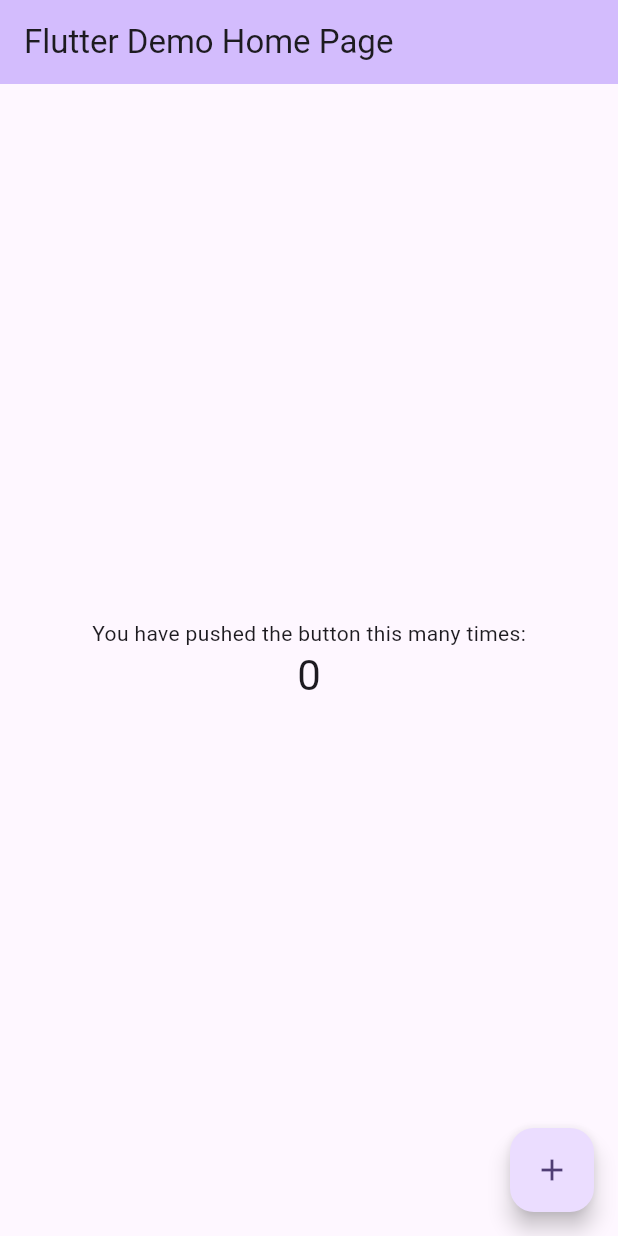
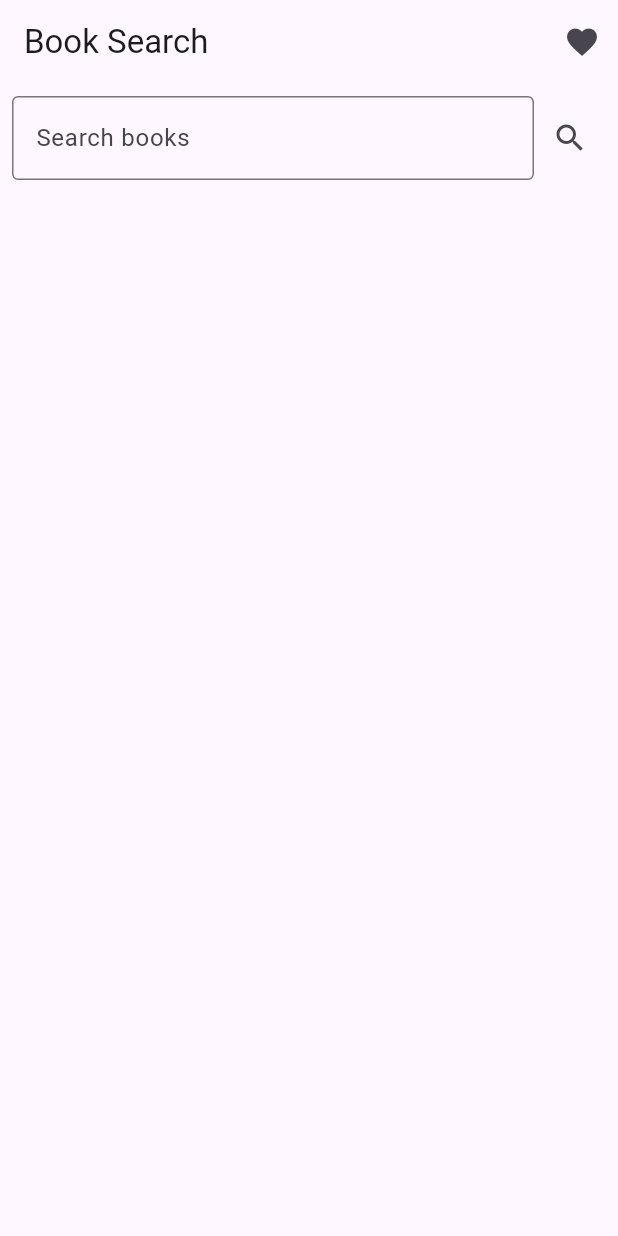
Before and after one commit to oussamabartil/digital_book_library, a Flutter app: the screen it shows after launch, on a phone screen of 412 x 824 dp. Run offline on Flutter 3.47's test engine with Material 3 defaults, Android fonts, the phone set to English and light mode, and no system bars; our stand-ins replace sqflite; accounts and stored records are empty.

Commit message:
Main App Structure

```diff
--- a/lib/main.dart
+++ b/lib/main.dart
@@ -1,122 +1,275 @@
 import 'package:flutter/material.dart';
+import 'package:flutter_digital_book_library/models/book.dart';
+import 'package:flutter_digital_book_library/services/api_service.dart';
+import 'package:flutter_digital_book_library/services/db_service.dart';
 
-void main() {
-  runApp(const MyApp());
+void main() async {
+  WidgetsFlutterBinding.ensureInitialized();
+  runApp(MyApp());
 }
 
 class MyApp extends StatelessWidget {
-  const MyApp({super.key});
-
-  // This widget is the root of your application.
   @override
   Widget build(BuildContext context) {
     return MaterialApp(
-      title: 'Flutter Demo',
+      title: 'Book Manager',
       theme: ThemeData(
-        // This is the theme of your application.
-        //
-        // TRY THIS: Try running your application with "flutter run". You'll see
-        // the application has a purple toolbar. Then, without quitting the app,
-        // try changing the seedColor in the colorScheme below to Colors.green
-        // and then invoke "hot reload" (save your changes or press the "hot
-        // reload" button in a Flutter-supported IDE, or press "r" if you used
-        // the command line to start the app).
-        //
-        // Notice that the counter didn't reset back to zero; the application
-        // state is not lost during the reload. To reset the state, use hot
-        // restart instead.
-        //
-        // This works for code too, not just values: Most code changes can be
-        // tested with just a hot reload.
-        colorScheme: ColorScheme.fromSeed(seedColor: Colors.deepPurple),
+        primarySwatch: Colors.blue,
       ),
-      home: const MyHomePage(title: 'Flutter Demo Home Page'),
+      home: SearchPage(),
+      routes: {
+        '/favorites': (context) => FavoritesPage(),
+      },
     );
   }
 }
 
-class MyHomePage extends StatefulWidget {
-  const MyHomePage({super.key, required this.title});
+class SearchPage extends StatefulWidget {
+  @override
+  _SearchPageState createState() => _SearchPageState();
+}
 
-  // This widget is the home page of your application. It is stateful, meaning
-  // that it has a State object (defined below) that contains fields that affect
-  // how it looks.
+class _SearchPageState extends State<SearchPage> {
+  final TextEditingController _searchController = TextEditingController();
+  List<Book> _books = [];
+  bool _isLoading = false;
 
-  // This class is the configuration for the state. It holds the values (in this
-  // case the title) provided by the parent (in this case the App widget) and
-  // used by the build method of the State. Fields in a Widget subclass are
-  // always marked "final".
+  Future<void> _searchBooks() async {
+    setState(() {
+      _isLoading = true;
+    });
 
-  final String title;
+    try {
+      final books = await ApiService.searchBooks(_searchController.text);
+      setState(() {
+        _books = books;
+      });
+    } catch (e) {
+      ScaffoldMessenger.of(context).showSnackBar(
+        SnackBar(content: Text('Error: $e')),
+      );
+    } finally {
+      setState(() {
+        _isLoading = false;
+      });
+    }
+  }
 
   @override
-  State<MyHomePage> createState() => _MyHomePageState();
+  Widget build(BuildContext context) {
+    return Scaffold(
+      appBar: AppBar(
+        title: Text('Book Search'),
+        actions: [
+          IconButton(
+            icon: Icon(Icons.favorite),
+            onPressed: () {
+              Navigator.pushNamed(context, '/favorites');
+            },
+          ),
+        ],
+      ),
+      body: Column(
+        children: [
+          Padding(
+            padding: const EdgeInsets.all(8.0),
+            child: Row(
+              children: [
+                Expanded(
+                  child: TextField(
+                    controller: _searchController,
+                    decoration: InputDecoration(
+                      labelText: 'Search books',
+                      border: OutlineInputBorder(),
+                    ),
+                  ),
+                ),
+                IconButton(
+                  icon: Icon(Icons.search),
+                  onPressed: _searchBooks,
+                ),
+              ],
+            ),
+          ),
+          _isLoading
+              ? Center(child: CircularProgressIndicator())
+              : Expanded(
+                  child: GridView.builder(
+                    gridDelegate: SliverGridDelegateWithFixedCrossAxisCount(
+                      crossAxisCount: 2,
+                      childAspectRatio: 0.7,
+                    ),
+                    itemCount: _books.length,
+                    itemBuilder: (context, index) {
+                      final book = _books[index];
+                      return _buildBookCard(book);
+                    },
+                  ),
+                ),
+        ],
+      ),
+    );
+  }
+
+  Widget _buildBookCard(Book book) {
+    return FutureBuilder<bool>(
+      future: DatabaseService.instance.isFavorite(book.id),
+      builder: (context, snapshot) {
+        final isFavorite = snapshot.data ?? false;
+        return Card(
+          child: Column(
+            children: [
+              Expanded(
+                child: book.imageUrl != null
+                    ? Image.network(
+                        book.imageUrl!,
+                        fit: BoxFit.cover,
+                        width: double.infinity,
+                      )
+                    : Container(
+                        color: Colors.grey[200],
+                        child: Icon(Icons.book, size: 50),
+                      ),
+              ),
+              Padding(
+                padding: const EdgeInsets.all(8.0),
+                child: Text(
+                  book.title,
+                  maxLines: 2,
+                  overflow: TextOverflow.ellipsis,
+                  style: TextStyle(fontWeight: FontWeight.bold),
+                ),
+              ),
+              if (book.author != null)
+                Padding(
+                  padding: const EdgeInsets.only(bottom: 8.0),
+                  child: Text(
+                    book.author!,
+                    maxLines: 1,
+                    overflow: TextOverflow.ellipsis,
+                    style: TextStyle(color: Colors.grey),
+                  ),
+                ),
+              IconButton(
+                icon: Icon(
+                  isFavorite ? Icons.favorite : Icons.favorite_border,
+                  color: isFavorite ? Colors.red : null,
+                ),
+                onPressed: () async {
+                  if (isFavorite) {
+                    await DatabaseService.instance.deleteItem(book.id);
+                  } else {
+                    await DatabaseService.instance.insertItem(book);
+                  }
+                  setState(() {});
+                },
+              ),
+            ],
+          ),
+        );
+      },
+    );
+  }
 }
 
-class _MyHomePageState extends State<MyHomePage> {
-  int _counter = 0;
+class FavoritesPage extends StatefulWidget {
+  @override
+  _FavoritesPageState createState() => _FavoritesPageState();
+}
 
-  void _incrementCounter() {
+class _FavoritesPageState extends State<FavoritesPage> {
+  late Future<List<Book>> _favoritesFuture;
+
+  @override
+  void initState() {
+    super.initState();
+    _refreshFavorites();
+  }
+
+  void _refreshFavorites() {
     setState(() {
-      // This call to setState tells the Flutter framework that something has
-      // changed in this State, which causes it to rerun the build method below
-      // so that the display can reflect the updated values. If we changed
-      // _counter without calling setState(), then the build method would not be
-      // called again, and so nothing would appear to happen.
-      _counter++;
+      _favoritesFuture = DatabaseService.instance.getItems();
     });
   }
 
   @override
   Widget build(BuildContext context) {
-    // This method is rerun every time setState is called, for instance as done
-    // by the _incrementCounter method above.
-    //
-    // The Flutter framework has been optimized to make rerunning build methods
-    // fast, so that you can just rebuild anything that needs updating rather
-    // than having to individually change instances of widgets.
     return Scaffold(
       appBar: AppBar(
-        // TRY THIS: Try changing the color here to a specific color (to
-        // Colors.amber, perhaps?) and trigger a hot reload to see the AppBar
-        // change color while the other colors stay the same.
-        backgroundColor: Theme.of(context).colorScheme.inversePrimary,
-        // Here we take the value from the MyHomePage object that was created by
-        // the App.build method, and use it to set our appbar title.
-        title: Text(widget.title),
+        title: Text('Favorite Books'),
       ),
-      body: Center(
-        // Center is a layout widget. It takes a single child and positions it
-        // in the middle of the parent.
-        child: Column(
-          // Column is also a layout widget. It takes a list of children and
-          // arranges them vertically. By default, it sizes itself to fit its
-          // children horizontally, and tries to be as tall as its parent.
-          //
-          // Column has various properties to control how it sizes itself and
-          // how it positions its children. Here we use mainAxisAlignment to
-          // center the children vertically; the main axis here is the vertical
-          // axis because Columns are vertical (the cross axis would be
-          // horizontal).
-          //
-          // TRY THIS: Invoke "debug painting" (choose the "Toggle Debug Paint"
-          // action in the IDE, or press "p" in the console), to see the
-          // wireframe for each widget.
-          mainAxisAlignment: MainAxisAlignment.center,
-          children: <Widget>[
-            const Text('You have pushed the button this many times:'),
-            Text(
-              '$_counter',
-              style: Theme.of(context).textTheme.headlineMedium,
+      body: FutureBuilder<List<Book>>(
+        future: _favoritesFuture,
+        builder: (context, snapshot) {
+          if (snapshot.connectionState == ConnectionState.waiting) {
+            return Center(child: CircularProgressIndicator());
+          } else if (snapshot.hasError) {
+            return Center(child: Text('Error: ${snapshot.error}'));
+          } else if (!snapshot.hasData || snapshot.data!.isEmpty) {
+            return Center(child: Text('No favorite books yet'));
+          } else {
+            final books = snapshot.data!;
+            return GridView.builder(
+              gridDelegate: SliverGridDelegateWithFixedCrossAxisCount(
+                crossAxisCount: 2,
+                childAspectRatio: 0.7,
+              ),
+              itemCount: books.length,
+              itemBuilder: (context, index) {
+                final book = books[index];
+                return _buildFavoriteBookCard(book);
+              },
+            );
+          }
+        },
+      ),
+    );
+  }
+
+  Widget _buildFavoriteBookCard(Book book) {
+    return Card(
+      child: Column(
+        children: [
+          Expanded(
+            child: book.imageUrl != null
+                ? Image.network(
+                    book.imageUrl!,
+                    fit: BoxFit.cover,
+                    width: double.infinity,
+                  )
+                : Container(
+                    color: Colors.grey[200],
+                    child: Icon(Icons.book, size: 50),
+                  ),
+          ),
+          Padding(
+            padding: const EdgeInsets.all(8.0),
+            child: Text(
+              book.title,
+              maxLines: 2,
+              overflow: TextOverflow.ellipsis,
+              style: TextStyle(fontWeight: FontWeight.bold),
             ),
-          ],
-        ),
+          ),
+          if (book.author != null)
+            Padding(
+              padding: const EdgeInsets.only(bottom: 8.0),
+              child: Text(
+                book.author!,
+                maxLines: 1,
+                overflow: TextOverflow.ellipsis,
+                style: TextStyle(color: Colors.grey),
+              ),
+            ),
+          IconButton(
+            icon: Icon(Icons.delete, color: Colors.red),
+            onPressed: () async {
+              await DatabaseService.instance.deleteItem(book.id);
+              _refreshFavorites();
+            },
+          ),
+        ],
       ),
-      floatingActionButton: FloatingActionButton(
-        onPressed: _incrementCounter,
-        tooltip: 'Increment',
-        child: const Icon(Icons.add),
-      ), // This trailing comma makes auto-formatting nicer for build methods.
     );
   }
 }
```
